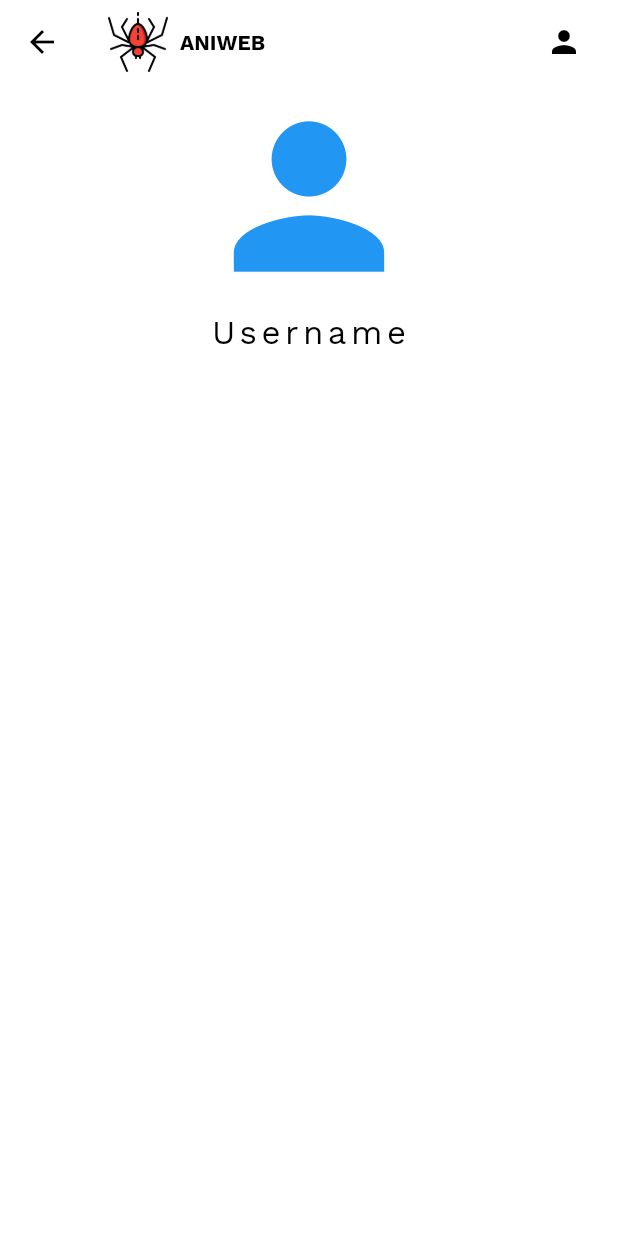
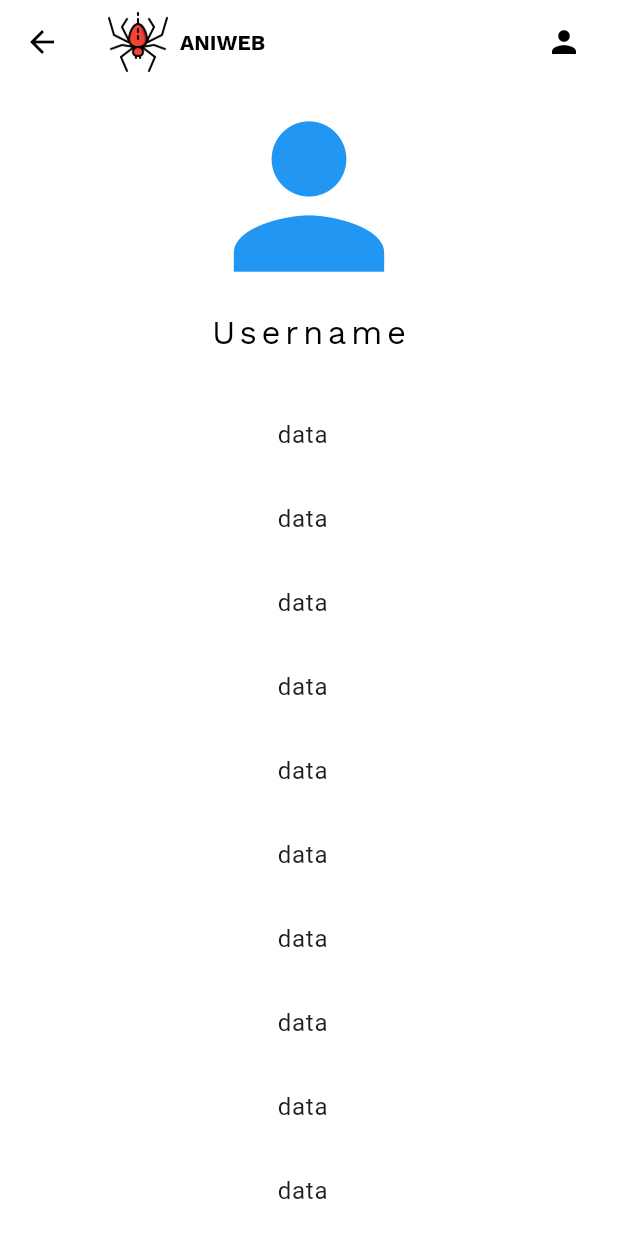
Before and after one commit to tangiersss/aniweb, a Flutter app: the UserScreen screen opened by its route, on a phone screen of 412 x 824 dp. Run offline on Flutter 3.47's test engine with Material 3 defaults, Android fonts, the phone set to English and light mode, and no system bars; our stand-ins replace dio; network calls fail.

Commit message:
profile_list

```diff
--- a/lib/features/user_screen/user_screen.dart
+++ b/lib/features/user_screen/user_screen.dart
@@ -28,9 +28,9 @@
           )
         ],
       ),
-      body: const Column(
+      body: Column(
         children: [
-          Row(
+          const Row(
             mainAxisAlignment: MainAxisAlignment.center,
             children: [
               Icon(
@@ -48,6 +48,19 @@
                 fontFamily: 'WorkSans',
                 color: Colors.black),
           ),
+          const Padding(padding: EdgeInsets.only(top: 25)),
+          Expanded(
+              child: ListView.builder(
+            itemCount: 10,
+            itemBuilder: (context, index) {
+              return const ListTile(
+                title: Text(
+                  'data',
+                  textAlign: TextAlign.center,
+                ),
+              );
+            },
+          )),
         ],
       ),
     );
```
